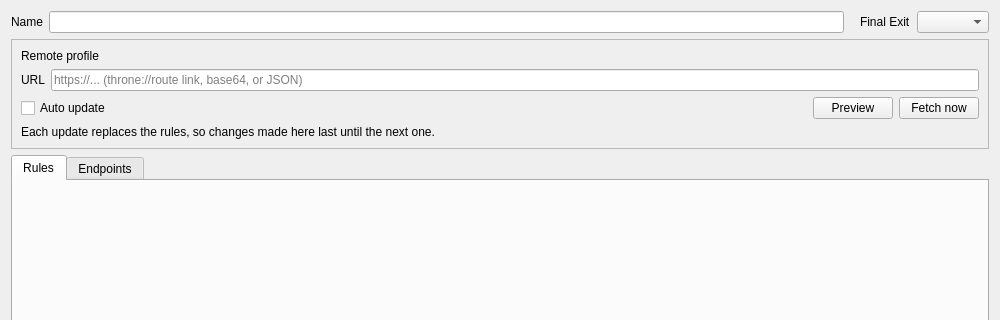
Before: the Qt Designer form include/ui/setting/RouteItem.ui in throneproj/Throne, drawn with Qt 5; both pictures show x 0 to 1000 and y 0 to 320 of the 1000 by 680 pixel window.
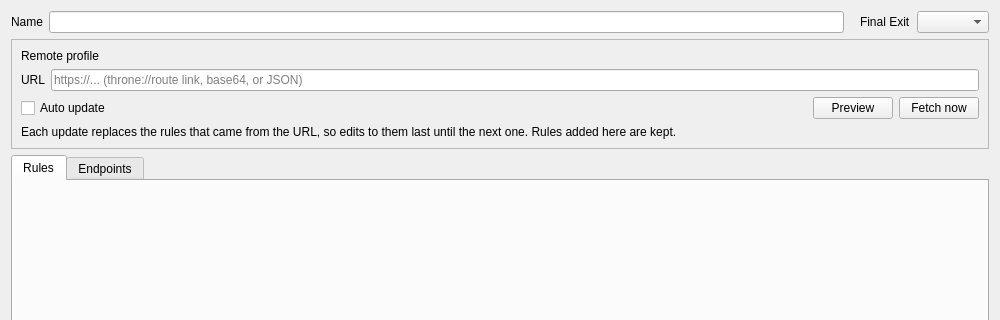
After: the same form once the commit is applied.

Commit message: make remote route profiles keep local rules

```diff
--- a/include/ui/setting/RouteItem.ui
+++ b/include/ui/setting/RouteItem.ui
@@ -150,7 +150,7 @@
       <item>
        <widget class="QLabel" name="remoteNote">
         <property name="text">
-         <string>Each update replaces the rules, so changes made here last until the next one.</string>
+         <string>Each update replaces the rules that came from the URL, so edits to them last until the next one. Rules added here are kept.</string>
         </property>
         <property name="wordWrap">
          <bool>true</bool>
```
The commit also changes 11 other files.
